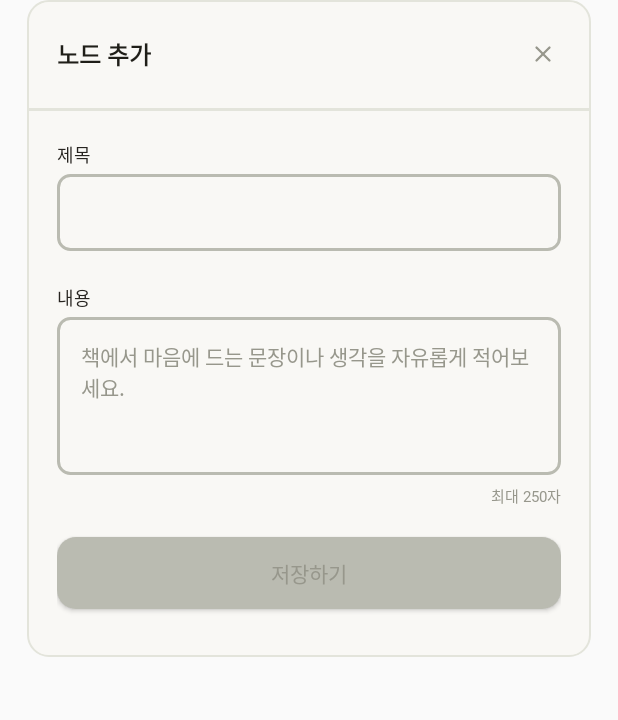
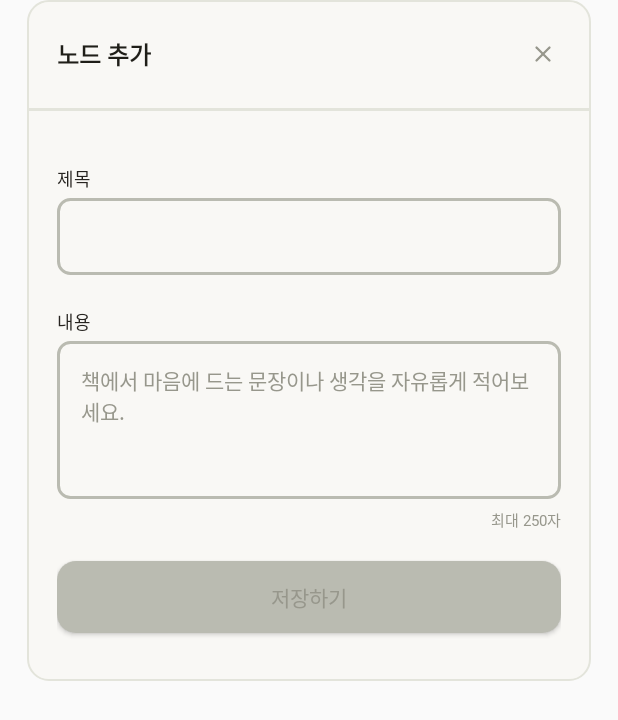
Before and after one commit to LIKELION-Android-Bootcamp-4th/FinalProject-GureumPage-HIHIHIHI, an Android app built with Jetpack Compose: the layout dialog_add_node.xml on its own in the app's theme, with its tools: preview values and no code run, on a phone screen of 412 x 824 dp. Shown: the top 720 px of the screen. Run offline under Robolectric (Android 15) with nearby library versions, the phone set to English and light mode, and no system bars; Roboto replaces fonts that are not available here.

Commit message:
chore: 기타 ui 수정

```diff
--- a/presentation/src/main/res/layout/activity_mindmap.xml
+++ b/presentation/src/main/res/layout/activity_mindmap.xml
@@ -20,7 +20,7 @@
         android:text="편집 모드"
         android:textColor="@color/gray600"
         app:thumbTint="@color/gray0"
-        app:trackTint="@color/divider_shallow" />
+        app:trackTint="@color/dividerShallow" />
 
     <ImageButton
         android:id="@+id/btn_center"
@@ -40,7 +40,6 @@
         android:layout_height="wrap_content"
         android:layout_gravity="bottom|start"
         android:layout_margin="16dp"
-        android:background="@color/transparent"
         android:orientation="horizontal">
 
         <ImageButton
--- a/presentation/src/main/res/layout/dialog_add_node.xml
+++ b/presentation/src/main/res/layout/dialog_add_node.xml
@@ -57,6 +57,7 @@
     </HorizontalScrollView>
 
     <HorizontalScrollView
+        android:layout_marginTop="16.dp"
         android:layout_width="match_parent"
         android:layout_height="wrap_content">
 
```
